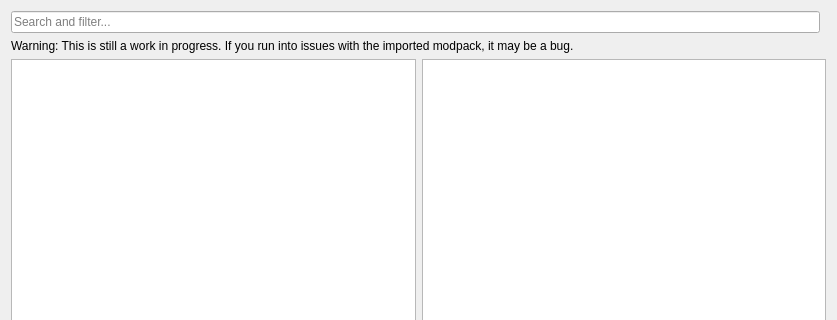
This is launcher/ui/pages/modplatform/atlauncher/AtlPage.ui in PolyMC/PolyMC as Qt 5 draws it before an edit; both pictures show x 0 to 837 and y 0 to 320 of the 837 by 685 pixel window. The edited form follows.
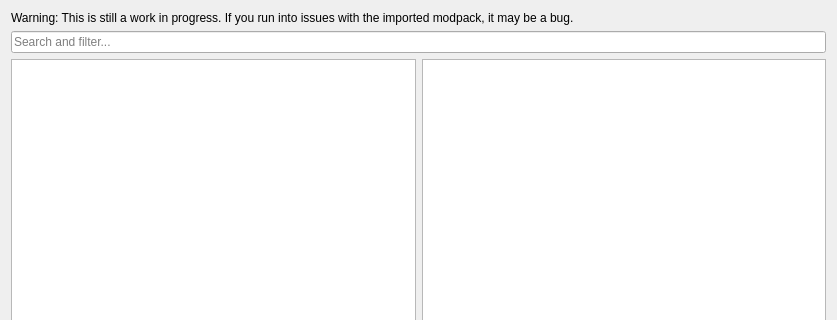
This is the edited form.

What changed in the file:
```diff
--- a/launcher/ui/pages/modplatform/atlauncher/AtlPage.ui
+++ b/launcher/ui/pages/modplatform/atlauncher/AtlPage.ui
@@ -11,7 +11,7 @@
    </rect>
   </property>
   <layout class="QGridLayout" name="gridLayout">
-   <item row="1" column="0" colspan="2">
+   <item row="2" column="0" colspan="2">
     <layout class="QGridLayout" name="gridLayout_3">
      <item row="1" column="0">
       <widget class="QTreeView" name="packView">
@@ -36,19 +36,9 @@
        </property>
       </widget>
      </item>
-     <item row="0" column="0" colspan="2">
-      <widget class="QLabel" name="label_2">
-       <property name="text">
-        <string>Warning: This is still a work in progress. If you run into issues with the imported modpack, it may be a bug.</string>
-       </property>
-       <property name="wordWrap">
-        <bool>true</bool>
-       </property>
-      </widget>
-     </item>
     </layout>
    </item>
-   <item row="2" column="0" colspan="2">
+   <item row="3" column="0" colspan="2">
     <layout class="QGridLayout" name="gridLayout_4" columnstretch="0,0,0" rowminimumheight="0" columnminimumwidth="0,0,0">
      <item row="0" column="2">
       <widget class="QComboBox" name="versionSelectionBox"/>
@@ -68,7 +58,7 @@
      </item>
     </layout>
    </item>
-   <item row="0" column="0">
+   <item row="1" column="0" colspan="2">
     <widget class="QLineEdit" name="searchEdit">
      <property name="placeholderText">
       <string>Search and filter...</string>
@@ -78,6 +68,16 @@
      </property>
     </widget>
    </item>
+   <item row="0" column="0" colspan="2">
+    <widget class="QLabel" name="label_2">
+     <property name="text">
+      <string>Warning: This is still a work in progress. If you run into issues with the imported modpack, it may be a bug.</string>
+     </property>
+     <property name="wordWrap">
+      <bool>true</bool>
+     </property>
+    </widget>
+   </item>
   </layout>
  </widget>
  <tabstops>
```
